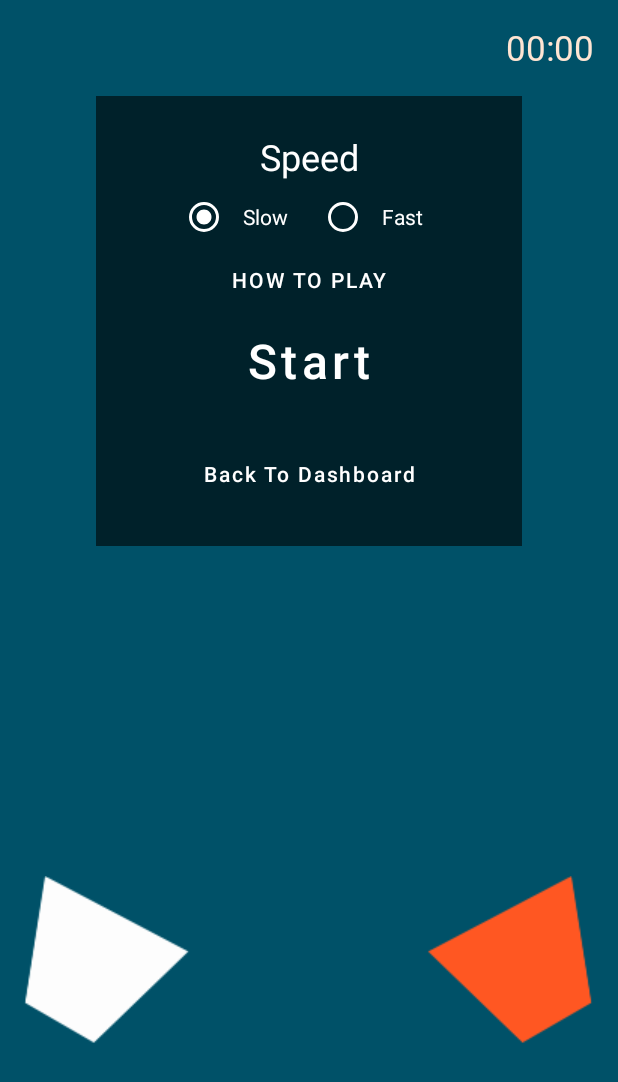
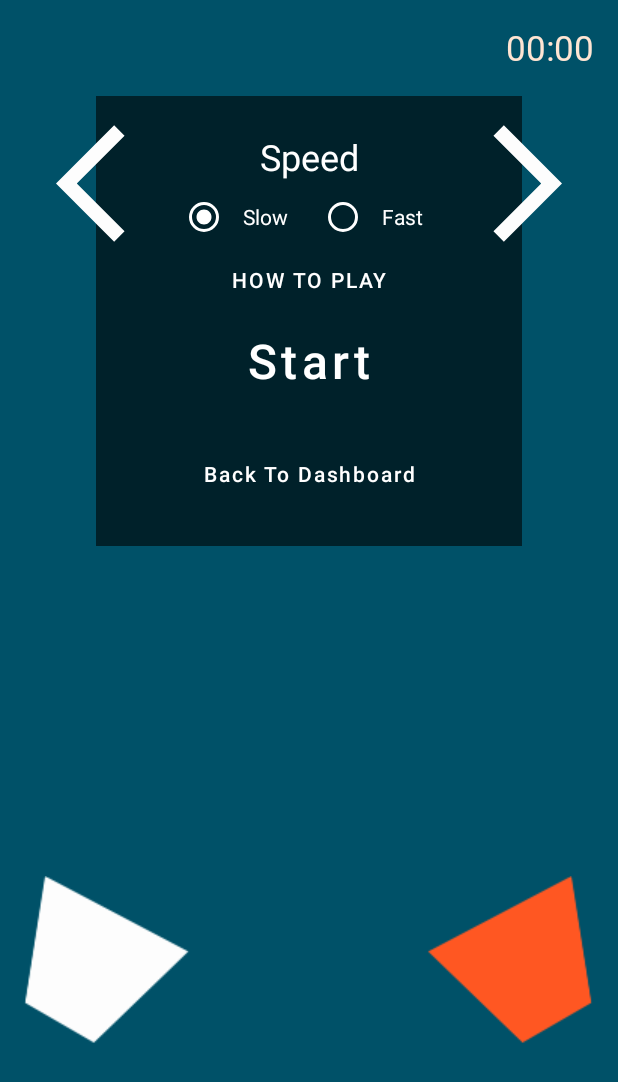
Before and after one commit to xaridar/bullseye_android, an Android app: the SortingCopy screen opened directly, with no data from a screen before it, on a phone screen of 412 x 824 dp. Shown: the top 1082 px of the screen. Run offline under Robolectric (Android 15) with nearby library versions, the phone set to English and light mode, and no system bars; our stand-ins replace Room's generated code, RxJava; 4 statements that could not run were skipped.

Commit message:
make arrows look better

```diff
--- a/app/src/main/res/layout/copy_sorting.xml
+++ b/app/src/main/res/layout/copy_sorting.xml
@@ -200,11 +200,13 @@
             android:layout_height="94dp"
             android:layout_marginStart="15dp"
             android:layout_marginTop="75dp"
-            android:background="@drawable/ic_baseline_arrow_back_ios_24"
-            android:backgroundTint="@color/sortingLeft"
-            android:visibility="invisible"
+            android:scaleType="fitEnd"
+            android:visibility="visible"
             app:layout_constraintStart_toStartOf="parent"
-            app:layout_constraintTop_toTopOf="parent" />
+            app:layout_constraintTop_toTopOf="parent"
+            app:srcCompat="@drawable/ic_baseline_arrow_back_ios_24"
+            app:tint="@color/sortingLeft"
+            tools:visibility="invisible" />
 
         <ImageView
             android:id="@+id/rightArrow"
@@ -212,11 +214,14 @@
             android:layout_height="94dp"
             android:layout_marginTop="75dp"
             android:layout_marginEnd="15dp"
-            android:background="@drawable/ic_baseline_arrow_forward_ios_24"
-            android:backgroundTint="@color/sortingLeft"
-            android:visibility="invisible"
+            android:scaleType="fitEnd"
+            android:scaleX="-1"
+            android:visibility="visible"
             app:layout_constraintEnd_toEndOf="parent"
-            app:layout_constraintTop_toTopOf="parent" />
+            app:layout_constraintTop_toTopOf="parent"
+            app:srcCompat="@drawable/ic_baseline_arrow_back_ios_24"
+            app:tint="@color/sortingLeft"
+            tools:visibility="invisible" />
 
         <androidx.constraintlayout.widget.ConstraintLayout
             android:id="@+id/finishedLayout"
```
